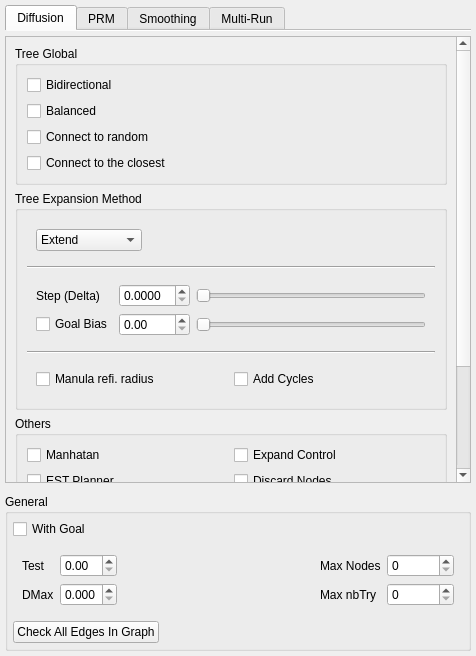
This is src/move3d-qt-gui-libs/src/qtMainInterface/sideWidgets/qtMotionPlanner.ui in jmainpri/move3d-studio as Qt 5 draws it before an edit. The edited form follows.
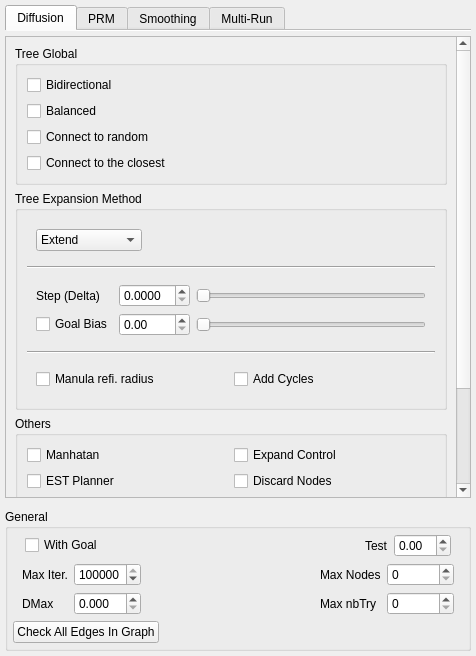
This is the edited form. The open tabs and pages were chosen to show the change.

Commit message:
[move3d-qt-gui-libs] Add an opengl option to load settions (when starting with NO GUI)
while there, add a max iteration spinBox in motion planning

Patch:
```diff
--- a/src/move3d-qt-gui-libs/src/qtMainInterface/sideWidgets/qtMotionPlanner.ui
+++ b/src/move3d-qt-gui-libs/src/qtMainInterface/sideWidgets/qtMotionPlanner.ui
@@ -60,7 +60,7 @@
           <property name="geometry">
            <rect>
             <x>0</x>
-            <y>0</y>
+            <y>-129</y>
             <width>449</width>
             <height>606</height>
            </rect>
@@ -1253,6 +1253,21 @@
        <number>5</number>
       </property>
       <item>
+       <widget class="QWidget" name="widget_9" native="true">
+        <layout class="QHBoxLayout" name="horizontalLayout_8">
+         <property name="leftMargin">
+          <number>12</number>
+         </property>
+         <property name="topMargin">
+          <number>0</number>
+         </property>
+         <property name="rightMargin">
+          <number>12</number>
+         </property>
+         <property name="bottomMargin">
+          <number>0</number>
+         </property>
+         <item>
        <widget class="QCheckBox" name="isWithGoal">
         <property name="text">
          <string>With Goal</string>
@@ -1260,18 +1275,40 @@
        </widget>
       </item>
       <item>
-       <widget class="QWidget" name="widget_12" native="true">
-        <layout class="QGridLayout" name="gridLayout_5">
-         <item row="0" column="0">
+          <spacer name="horizontalSpacer_3">
+           <property name="orientation">
+            <enum>Qt::Horizontal</enum>
+           </property>
+           <property name="sizeHint" stdset="0">
+            <size>
+             <width>40</width>
+             <height>20</height>
+            </size>
+           </property>
+          </spacer>
+         </item>
+         <item>
           <widget class="QLabel" name="label_7">
            <property name="text">
             <string>Test</string>
            </property>
           </widget>
          </item>
-         <item row="0" column="1">
+         <item>
           <widget class="QDoubleSpinBox" name="doubleSpinBoxTest"/>
          </item>
+        </layout>
+       </widget>
+      </item>
+      <item>
+       <widget class="QWidget" name="widget_12" native="true">
+        <layout class="QGridLayout" name="gridLayout_5">
+         <property name="topMargin">
+          <number>0</number>
+         </property>
+         <property name="bottomMargin">
+          <number>0</number>
+         </property>
          <item row="0" column="3">
           <widget class="QLabel" name="labelMaxNodes">
            <property name="text">
@@ -1320,8 +1357,28 @@
            </property>
           </widget>
          </item>
+         <item row="0" column="0">
+          <widget class="QLabel" name="label_8">
+           <property name="text">
+            <string>Max Iter.</string>
+           </property>
+          </widget>
+         </item>
+         <item row="0" column="1">
+          <widget class="QSpinBox" name="spinBoxMaxIterations">
+           <property name="minimum">
+            <number>1</number>
+           </property>
+           <property name="maximum">
+            <number>100000000</number>
+           </property>
+           <property name="value">
+            <number>10000000</number>
+           </property>
+          </widget>
+         </item>
          <item row="0" column="2">
-          <spacer name="horizontalSpacer_3">
+          <spacer name="horizontalSpacer_4">
            <property name="orientation">
             <enum>Qt::Horizontal</enum>
            </property>
```
Left out of the diff: 8 changed lines with no effect on the pictures. Lines whose indentation alone changed are shown as unchanged. The commit also changes 4 other files.
